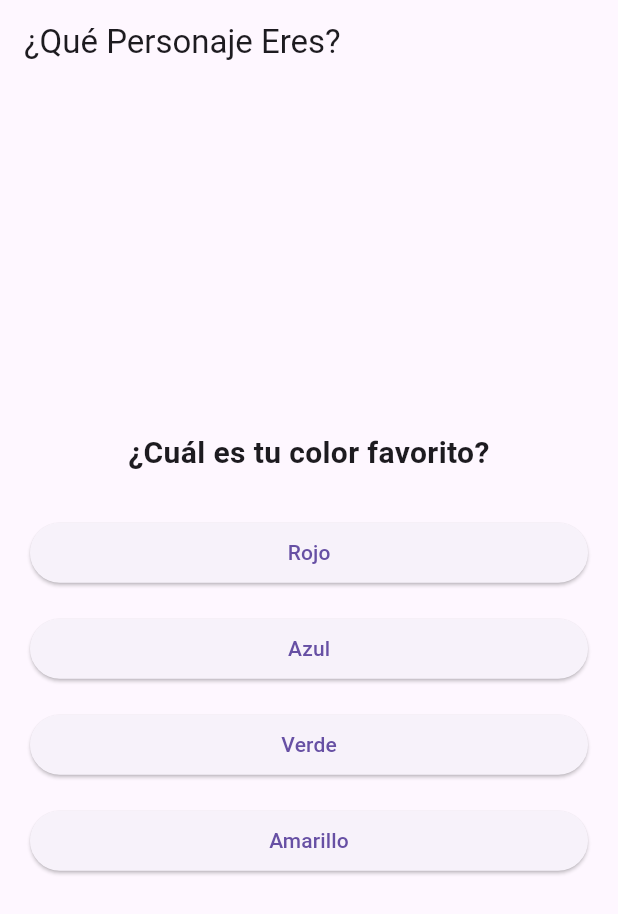
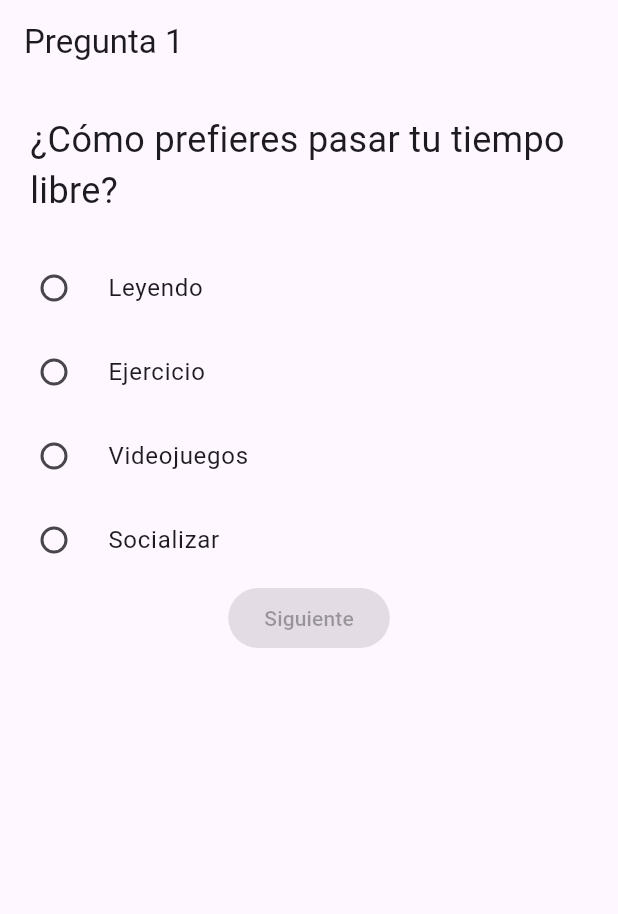
Before and after one commit to danilavida/reto5ios, a Flutter app: the screen it shows after launch, on a phone screen of 412 x 824 dp. Shown: the top 914 px of the screen. Run offline on Flutter 3.47's test engine with Material 3 defaults, Android fonts, the phone set to English and light mode, and no system bars.

Commit message:
Renombrar la clase principal a CharacterQuizApp y refactorizar la lógica del cuestionario para mejorar la estructura y la legibilidad del código.

```diff
--- a/lib/main.dart
+++ b/lib/main.dart
@@ -1,206 +1,146 @@
 import 'package:flutter/material.dart';
 
-void main() {
-  runApp(const MyApp());
-}
+void main() => runApp(CharacterQuizApp());
 
-class MyApp extends StatelessWidget {
-  const MyApp({super.key});
+class CharacterQuizApp extends StatelessWidget {
+  const CharacterQuizApp({super.key});
 
   @override
   Widget build(BuildContext context) {
     return MaterialApp(
       title: '¿Qué Personaje Eres?',
       theme: ThemeData(primarySwatch: Colors.blue),
-      home: const QuizScreen(),
+      home: QuizScreen(),
     );
   }
+}
+
+class Question {
+  final String text;
+  final List<String> options;
+  final Map<String, int> scores;
+
+  Question({required this.text, required this.options, required this.scores});
 }
 
 class QuizScreen extends StatefulWidget {
   const QuizScreen({super.key});
 
   @override
-  State<QuizScreen> createState() => _QuizScreenState();
+  _QuizScreenState createState() => _QuizScreenState();
 }
 
 class _QuizScreenState extends State<QuizScreen> {
-  int _preguntaActual = 0;
-  List<String> _respuestas = [
-    '',
-    '',
-    '',
-    '',
-    '',
-  ]; // Lista para guardar las respuestas del usuario
-  String _personajeResultante = '';
+  int _currentQuestionIndex = 0;
+  final Map<String, int> _totalScores = {};
+  String? _selectedAnswer;
 
-  // Colección: Lista de Mapas para las preguntas y respuestas
-  final List<Map<String, dynamic>> _preguntas = [
-    {
-      'pregunta': '¿Cuál es tu color favorito?',
-      'respuestas': ['Rojo', 'Azul', 'Verde', 'Amarillo'],
-    },
-    {
-      'pregunta': '¿Qué tipo de aventura prefieres?',
-      'respuestas': ['Misterio', 'Acción', 'Comedia', 'Romance'],
-    },
-    {
-      'pregunta': '¿Cuál es tu mayor cualidad?',
-      'respuestas': ['Inteligencia', 'Valentía', 'Humor', 'Lealtad'],
-    },
-    {
-      'pregunta': '¿Qué elemento te representa mejor?',
-      'respuestas': ['Fuego', 'Agua', 'Tierra', 'Aire'],
-    },
-    {
-      'pregunta': '¿Cuál es tu mayor defecto?',
-      'respuestas': ['Impaciencia', 'Indecisión', 'Sarcasmo', 'Terquedad'],
-    },
+  final List<Question> _questions = [
+    Question(
+      text: "¿Cómo prefieres pasar tu tiempo libre?",
+      options: ["Leyendo", "Ejercicio", "Videojuegos", "Socializar"],
+      scores: {"Sherlock": 5, "Thor": 3, "Mario": 4, "Phoebe": 2},
+    ),
+    Question(
+      text: "Tu comida favorita es...",
+      options: ["Pizza", "Asgardian Feast", "Sushi", "Café"],
+      scores: {"Mario": 5, "Thor": 4, "Sherlock": 3, "Phoebe": 2},
+    ),
+    // Agregar 3 preguntas más con misma estructura
   ];
 
-  // Colección: Mapa para relacionar respuestas (simplificado) con personajes
-  final Map<String, String> _personajes = {
-    'RojoMisterioInteligenciaFuegoImpaciencia': 'Sherlock Holmes',
-    'AzulAcciónValentíaAguaIndecisión': 'Indiana Jones',
-    'VerdeComediaHumorTierraSarcasmo': 'Deadpool',
-    'AmarilloRomanceLealtadAireTerquedad': 'Princesa Leia',
-  };
-
-  void _responderPregunta(int indexRespuesta) {
+  void _answerQuestion(String selectedOption) {
     setState(() {
-      _respuestas[_preguntaActual] =
-          _preguntas[_preguntaActual]['respuestas'][indexRespuesta];
-      if (_preguntaActual < _preguntas.length - 1) {
-        _preguntaActual++;
-      } else {
-        _determinarPersonaje();
-      }
+      _selectedAnswer = selectedOption;
+      _questions[_currentQuestionIndex].scores.forEach((character, score) {
+        _totalScores.update(
+          character,
+          (value) => value + score,
+          ifAbsent: () => score,
+        );
+      });
     });
   }
 
-  void _determinarPersonaje() {
-    // Operadores de Concatenación y acceso a Map
-    String claveRespuestas = '';
-    for (String respuesta in _respuestas) {
-      // Estructura Iterativa: for loop
-      claveRespuestas += respuesta;
+  void _nextQuestion() {
+    if (_currentQuestionIndex < _questions.length - 1) {
+      setState(() {
+        _currentQuestionIndex++;
+        _selectedAnswer = null;
+      });
+    } else {
+      _showResult();
     }
-    // Operador de acceso a Map con clave
-    _personajeResultante =
-        _personajes[claveRespuestas] ??
-        'Personaje Desconocido'; // Operador ?? (if null)
   }
 
-  void _resetQuiz() {
-    setState(() {
-      _preguntaActual = 0;
-      _respuestas = ['', '', '', '', ''];
-      _personajeResultante = '';
+  void _showResult() {
+    String result = "Phoebe"; // Default
+    int maxScore = 0;
+
+    _totalScores.forEach((character, score) {
+      if (score > maxScore) {
+        maxScore = score;
+        result = character;
+      }
     });
-  }
 
-  @override
-  Widget build(BuildContext context) {
-    return Scaffold(
-      appBar: AppBar(title: const Text('¿Qué Personaje Eres?')),
-      body:
-          _preguntaActual < _preguntas.length
-              ? _buildQuizPregunta()
-              : _buildResultado(),
-    );
-  }
-
-  Widget _buildQuizPregunta() {
-    return Padding(
-      padding: const EdgeInsets.all(20.0),
-      child: Column(
-        mainAxisAlignment: MainAxisAlignment.center,
-        crossAxisAlignment: CrossAxisAlignment.stretch,
-        children: [
-          Text(
-            // Acceso a datos de la colección (lista de mapas)
-            _preguntas[_preguntaActual]['pregunta'] as String,
-            style: const TextStyle(fontSize: 20, fontWeight: FontWeight.bold),
-            textAlign: TextAlign.center,
+    showDialog(
+      context: context,
+      builder:
+          (ctx) => AlertDialog(
+            title: Text("¡Eres... $result!"),
+            content: Text(_getCharacterDescription(result)),
+            actions: [
+              TextButton(
+                onPressed: () => Navigator.pop(ctx),
+                child: Text('OK'),
               ),
-          const SizedBox(height: 20),
-          // Estructura Iterativa: for loop para las opciones de respuesta
-          ...(_preguntas[_preguntaActual]['respuestas'] as List<String>).map((
-            respuesta,
-          ) {
-            int indexRespuesta = (_preguntas[_preguntaActual]['respuestas']
-                    as List<String>)
-                .indexOf(respuesta);
-            return Padding(
-              padding: const EdgeInsets.symmetric(vertical: 8.0),
-              child: ElevatedButton(
-                onPressed:
-                    () => _responderPregunta(
-                      indexRespuesta,
-                    ), // Operador de Asignación y Llamada a función
-                child: Text(respuesta),
-              ),
-            );
-          }),
             ],
           ),
     );
   }
 
-  Widget _buildResultado() {
-    String descripcionPersonaje = '';
-    String nombrePersonaje = _personajeResultante;
-
-    if (nombrePersonaje == 'Sherlock Holmes') {
-      descripcionPersonaje = 'Detective brillante y deductivo.';
-      // [Image of Sherlock Holmes]
-    } else if (nombrePersonaje == 'Indiana Jones') {
-      descripcionPersonaje = 'Arqueólogo aventurero en busca de reliquias.';
-      // [Image of Indiana Jones]
-    } else if (nombrePersonaje == 'Deadpool') {
-      descripcionPersonaje = 'Antihéroe sarcástico y regenerativo.';
-      // [Image of Deadpool]
-    } else if (nombrePersonaje == 'Princesa Leia') {
-      descripcionPersonaje = 'Líder rebelde y valiente.';
-      // [Image of Princesa Leia]
-    } else {
-      descripcionPersonaje =
-          'No pudimos determinar tu personaje exactamente, ¡quizás eres único!';
+  String _getCharacterDescription(String character) {
+    const descriptions = {
+      "Sherlock": "Genio observador con habilidades deductivas sobresalientes",
+      "Thor": "Poderoso guerrero con corazón noble y sentido del humor único",
+      "Mario": "Héroe perseverante que siempre salva el día con entusiasmo",
+      "Phoebe":
+          "Espíritu libre con una visión única del mundo y gran creatividad",
+    };
+    return descriptions[character] ??
+        "Personaje único con características especiales";
   }
 
-    return Center(
-      child: Padding(
-        padding: const EdgeInsets.all(20.0),
-        child: Column(
-          mainAxisAlignment: MainAxisAlignment.center,
-          children: [
-            Text(
-              '¡Tu personaje es!',
-              style: const TextStyle(fontSize: 24, fontWeight: FontWeight.bold),
+  @override
+  Widget build(BuildContext context) {
+    final currentQuestion = _questions[_currentQuestionIndex];
+
+    return Scaffold(
+      appBar: AppBar(title: Text("Pregunta ${_currentQuestionIndex + 1}")),
+      body: Column(
+        children: <Widget>[
+          Padding(
+            padding: EdgeInsets.all(20),
+            child: Text(currentQuestion.text, style: TextStyle(fontSize: 24)),
           ),
-            const SizedBox(height: 20),
-            Text(
-              nombrePersonaje,
-              style: const TextStyle(
-                fontSize: 32,
-                fontWeight: FontWeight.bold,
-                color: Colors.blue,
+          ...currentQuestion.options.map(
+            (option) => RadioListTile<String>(
+              title: Text(option),
+              value: option,
+              groupValue: _selectedAnswer,
+              onChanged: (value) => _answerQuestion(value!),
             ),
           ),
-            const SizedBox(height: 10),
-            Text(
-              descripcionPersonaje,
-              textAlign: TextAlign.center,
-              style: const TextStyle(fontSize: 16),
+          ElevatedButton(
+            onPressed: _selectedAnswer != null ? _nextQuestion : null,
+            child: Text(
+              _currentQuestionIndex == _questions.length - 1
+                  ? "Ver Resultado"
+                  : "Siguiente",
             ),
-            const SizedBox(height: 30),
-            ElevatedButton(
-              onPressed: _resetQuiz,
-              child: const Text('Volver a Intentar'),
           ),
         ],
-        ),
       ),
     );
   }
```
Lines whose indentation alone changed are shown as unchanged.
